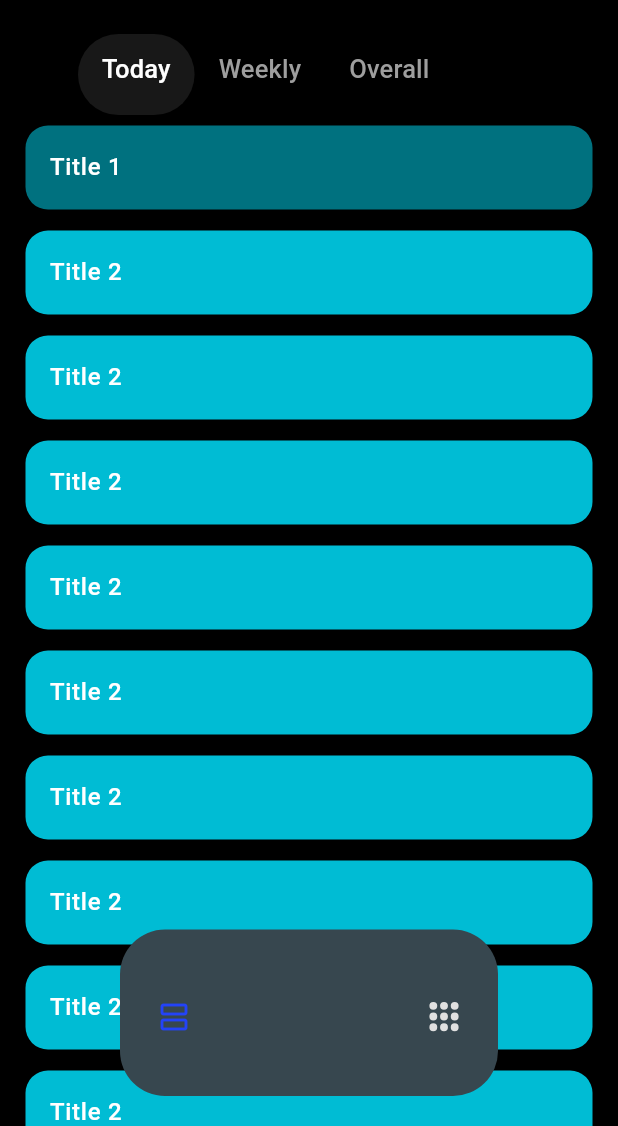
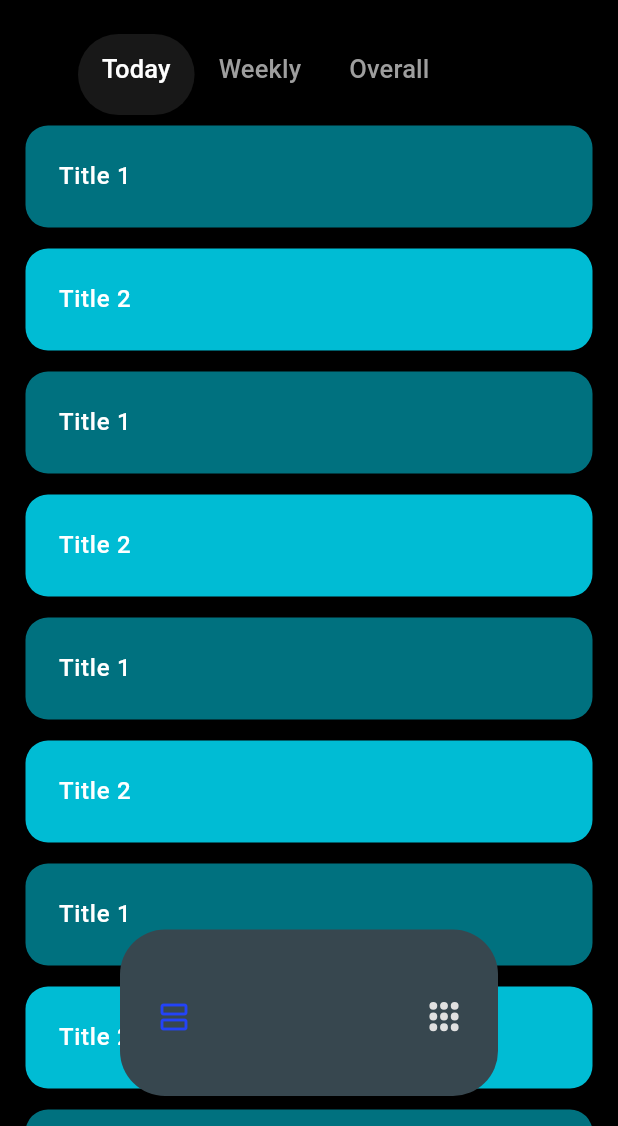
Before and after one commit to sanjay123-321/Habit, a Flutter app: the screen it shows after launch, on a phone screen of 412 x 824 dp, the part 110-1236 px from its top. Run offline on Flutter 3.47's test engine with Material 3 defaults, Android fonts, the phone set to English and light mode, and no system bars; drawn by our look-alikes of dot_navigation_bar; our stand-ins replace flutter_bloc, ionicons.

Commit message:
fix: tweaked today screen tile

```diff
--- a/lib/modules/home/component/sub_screens/today/today_list_tile.dart
+++ b/lib/modules/home/component/sub_screens/today/today_list_tile.dart
@@ -13,10 +13,13 @@ class TodayListTile extends StatelessWidget {
       child: Container(
         decoration: BoxDecoration(
             color: bgColor, borderRadius: BorderRadius.circular(15)),
-        child: ListTile(
-          title: Text(
-            title,
-            style: TextStyle(color: whiteColor),
+        child: Padding(
+          padding: const EdgeInsets.all(6.0),
+          child: ListTile(
+            title: Text(
+              title,
+              style: TextStyle(color: whiteColor),
+            ),
           ),
         ),
       ),
--- a/lib/modules/home/component/sub_screens/today/today_screen.dart
+++ b/lib/modules/home/component/sub_screens/today/today_screen.dart
@@ -8,128 +8,17 @@ class TodayScreen extends StatelessWidget {
   Widget build(BuildContext context) {
     return SingleChildScrollView(
       child: Column(
-        children: [
-          TodayListTile(
-            bgColor: Colors.cyan.withOpacity(0.6),
-            title: 'Title 1',
-          ),
-          TodayListTile(
-            bgColor: Colors.cyan,
-            title: 'Title 2',
-          ),
-          TodayListTile(
-            bgColor: Colors.cyan,
-            title: 'Title 2',
-          ),
-          TodayListTile(
-            bgColor: Colors.cyan,
-            title: 'Title 2',
-          ),
-          TodayListTile(
-            bgColor: Colors.cyan,
-            title: 'Title 2',
-          ),
-          TodayListTile(
-            bgColor: Colors.cyan,
-            title: 'Title 2',
-          ),
-          TodayListTile(
-            bgColor: Colors.cyan,
-            title: 'Title 2',
-          ),
-          TodayListTile(
-            bgColor: Colors.cyan,
-            title: 'Title 2',
-          ),
-          TodayListTile(
-            bgColor: Colors.cyan,
-            title: 'Title 2',
-          ),
-          TodayListTile(
-            bgColor: Colors.cyan,
-            title: 'Title 2',
-          ),
-          TodayListTile(
-            bgColor: Colors.cyan,
-            title: 'Title 2',
-          ),
-          TodayListTile(
-            bgColor: Colors.cyan,
-            title: 'Title 2',
-          ),
-          TodayListTile(
-            bgColor: Colors.cyan,
-            title: 'Title 2',
-          ),
-          TodayListTile(
-            bgColor: Colors.cyan,
-            title: 'Title 2',
-          ),
-          TodayListTile(
-            bgColor: Colors.cyan,
-            title: 'Title 2',
-          ),
-          TodayListTile(
-            bgColor: Colors.cyan,
-            title: 'Title 2',
-          ),
-          TodayListTile(
-            bgColor: Colors.cyan,
-            title: 'Title 2',
-          ),
-          TodayListTile(
-            bgColor: Colors.cyan,
-            title: 'Title 2',
-          ),
-          TodayListTile(
-            bgColor: Colors.cyan,
-            title: 'Title 2',
-          ),
-          TodayListTile(
-            bgColor: Colors.cyan,
-            title: 'Title 2',
-          ),
-          TodayListTile(
-            bgColor: Colors.cyan,
-            title: 'Title 2',
-          ),
-          TodayListTile(
-            bgColor: Colors.cyan,
-            title: 'Title 2',
-          ),
-          TodayListTile(
-            bgColor: Colors.cyan,
-            title: 'Title 2',
-          ),
-          TodayListTile(
-            bgColor: Colors.cyan,
-            title: 'Title 2',
-          ),
-          TodayListTile(
-            bgColor: Colors.cyan,
-            title: 'Title 2',
-          ),
-          TodayListTile(
-            bgColor: Colors.cyan,
-            title: 'Title 2',
-          ),
-          TodayListTile(
-            bgColor: Colors.cyan,
-            title: 'Title 2',
-          ),
-          TodayListTile(
-            bgColor: Colors.cyan,
-            title: 'Title 2',
-          ),
-          TodayListTile(
-            bgColor: Colors.cyan,
-            title: 'Title 2',
-          ),
-          TodayListTile(
-            bgColor: Colors.cyan,
-            title: 'Title 2',
-          ),
-        ],
+        children: List.generate(20, (index) {
+          // Generate alternating background colors
+          Color bgColor =
+              index % 2 == 0 ? Colors.cyan.withOpacity(0.6) : Colors.cyan;
+          // Generate alternating titles
+          String title = index % 2 == 0 ? 'Title 1' : 'Title 2';
+          return TodayListTile(
+            bgColor: bgColor,
+            title: title,
+          );
+        }),
       ),
     );
   }
```
